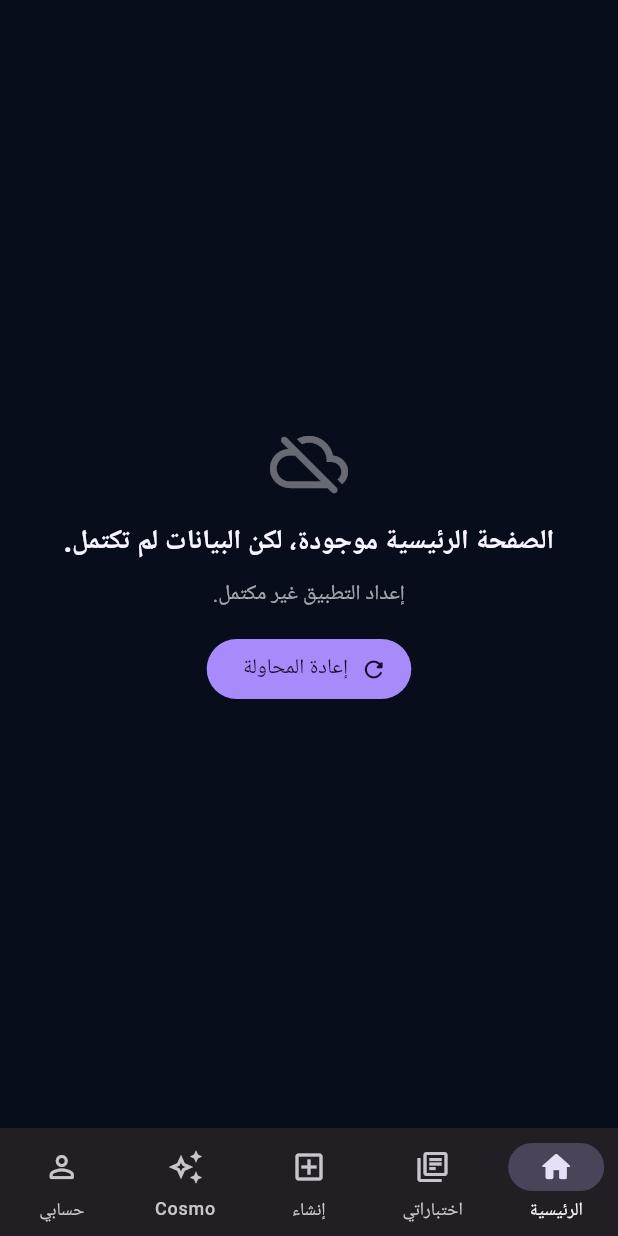
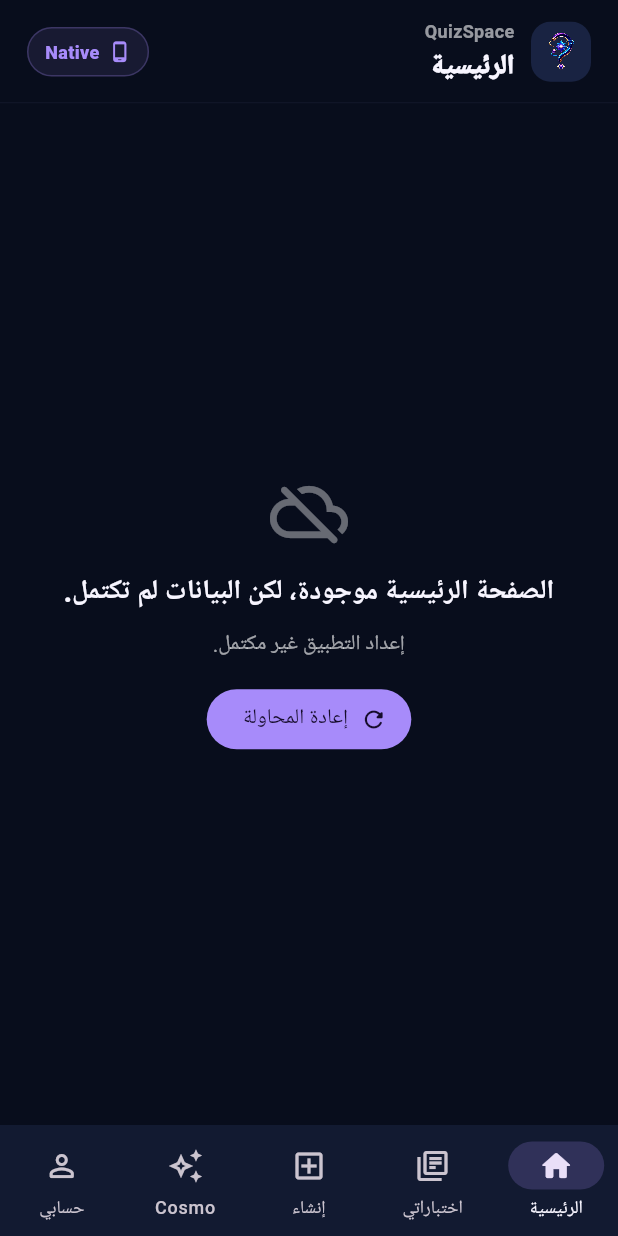
Before and after one commit to koomn1/quiz-space, a Flutter app: the NativeAppShell screen opened directly with empty values, on a phone screen of 412 x 824 dp. Run offline on Flutter 3.47's test engine with Material 3 defaults, Android fonts, the phone set to English and light mode, and no system bars; our stand-ins replace firebase_auth, firebase_core, google_sign_in, package_info_plus, shared_preferences, supabase_flutter; missing offline and left inert: apk_sideload; accounts and stored records are empty; Roboto replaces fonts that are missing (Arial).

Commit message:
fix native Google auth and polish mobile shell

```diff
--- a/mobile_flutter/lib/data/quizspace_repository.dart
+++ b/mobile_flutter/lib/data/quizspace_repository.dart
@@ -142,7 +142,10 @@ class QuizSpaceRepository {
 
   Future<void> signInWithGoogle() async {
     if (!_googleInitialized) {
-      await GoogleSignIn.instance.initialize();
+      const serverClientId = String.fromEnvironment('GOOGLE_SERVER_CLIENT_ID');
+      await GoogleSignIn.instance.initialize(
+        serverClientId: serverClientId.isEmpty ? null : serverClientId,
+      );
       _googleInitialized = true;
     }
 
--- a/mobile_flutter/lib/screens/native_app_shell.dart
+++ b/mobile_flutter/lib/screens/native_app_shell.dart
@@ -1,6 +1,7 @@
 import 'package:flutter/material.dart';
 
 import '../data/quizspace_repository.dart';
+import '../widgets/native_ui.dart';
 import 'cosmo_screen.dart';
 import 'home_screen.dart';
 import 'profile_screen.dart';
@@ -18,6 +19,8 @@ class NativeAppShell extends StatefulWidget {
 
 class _NativeAppShellState extends State<NativeAppShell> {
   int _selectedIndex = 0;
+
+  static const _titles = ['الرئيسية', 'اختباراتي', 'إنشاء اختبار', 'Cosmo', 'حسابي'];
 
   List<Widget> get _pages => [
         HomeScreen(repository: widget.repository, showBottomNavigation: false),
@@ -37,41 +40,75 @@ class _NativeAppShellState extends State<NativeAppShell> {
     return Directionality(
       textDirection: TextDirection.rtl,
       child: Scaffold(
-        body: IndexedStack(index: _selectedIndex, children: _pages),
-        bottomNavigationBar: NavigationBar(
-          selectedIndex: _selectedIndex,
-          onDestinationSelected: _select,
-          height: 72,
-          labelBehavior: NavigationDestinationLabelBehavior.alwaysShow,
-          destinations: const [
-            NavigationDestination(
-              icon: Icon(Icons.home_outlined),
-              selectedIcon: Icon(Icons.home_rounded),
-              label: 'الرئيسية',
-            ),
-            NavigationDestination(
-              icon: Icon(Icons.library_books_outlined),
-              selectedIcon: Icon(Icons.library_books_rounded),
-              label: 'اختباراتي',
-            ),
-            NavigationDestination(
-              icon: Icon(Icons.add_box_outlined),
-              selectedIcon: Icon(Icons.add_box_rounded),
-              label: 'إنشاء',
-            ),
-            NavigationDestination(
-              icon: Icon(Icons.auto_awesome_outlined),
-              selectedIcon: Icon(Icons.auto_awesome_rounded),
-              label: 'Cosmo',
-            ),
-            NavigationDestination(
-              icon: Icon(Icons.person_outline_rounded),
-              selectedIcon: Icon(Icons.person_rounded),
-              label: 'حسابي',
-            ),
-          ],
+        backgroundColor: NativeColors.background,
+        body: SafeArea(
+          bottom: false,
+          child: Column(
+            children: [
+              _NativeTopBar(title: _titles[_selectedIndex]),
+              Expanded(child: IndexedStack(index: _selectedIndex, children: _pages)),
+            ],
+          ),
+        ),
+        bottomNavigationBar: SafeArea(
+          top: false,
+          child: NavigationBar(
+            selectedIndex: _selectedIndex,
+            onDestinationSelected: _select,
+            height: 74,
+            backgroundColor: NativeColors.surface,
+            indicatorColor: NativeColors.primary.withValues(alpha: .2),
+            labelBehavior: NavigationDestinationLabelBehavior.alwaysShow,
+            destinations: const [
+              NavigationDestination(icon: Icon(Icons.home_outlined), selectedIcon: Icon(Icons.home_rounded), label: 'الرئيسية'),
+              NavigationDestination(icon: Icon(Icons.library_books_outlined), selectedIcon: Icon(Icons.library_books_rounded), label: 'اختباراتي'),
+              NavigationDestination(icon: Icon(Icons.add_box_outlined), selectedIcon: Icon(Icons.add_box_rounded), label: 'إنشاء'),
+              NavigationDestination(icon: Icon(Icons.auto_awesome_outlined), selectedIcon: Icon(Icons.auto_awesome_rounded), label: 'Cosmo'),
+              NavigationDestination(icon: Icon(Icons.person_outline_rounded), selectedIcon: Icon(Icons.person_rounded), label: 'حسابي'),
+            ],
+          ),
         ),
       ),
     );
   }
 }
+
+class _NativeTopBar extends StatelessWidget {
+  const _NativeTopBar({required this.title});
+
+  final String title;
+
+  @override
+  Widget build(BuildContext context) {
+    return Container(
+      padding: const EdgeInsets.fromLTRB(18, 12, 18, 11),
+      decoration: const BoxDecoration(
+        color: NativeColors.background,
+        border: Border(bottom: BorderSide(color: NativeColors.border)),
+      ),
+      child: Row(
+        children: [
+          Container(
+            width: 40,
+            height: 40,
+            padding: const EdgeInsets.all(6),
+            decoration: BoxDecoration(color: NativeColors.surfaceRaised, borderRadius: BorderRadius.circular(13)),
+            child: Image.asset('assets/quizspace-logo.webp', filterQuality: FilterQuality.high),
+          ),
+          const SizedBox(width: 11),
+          Expanded(
+            child: Column(
+              crossAxisAlignment: CrossAxisAlignment.start,
+              children: [
+                Text('QuizSpace', style: TextStyle(color: Colors.white.withValues(alpha: .58), fontSize: 12, fontWeight: FontWeight.w700)),
+                const SizedBox(height: 2),
+                Text(title, style: const TextStyle(fontSize: 18, fontWeight: FontWeight.w900)),
+              ],
+            ),
+          ),
+          const NativeStatusPill(label: 'Native', icon: Icons.phone_android_rounded, color: NativeColors.primary),
+        ],
+      ),
+    );
+  }
+}
```
Also changed, not shown: mobile_flutter/lib/screens/auth_screen.dart (+24 -0 lines), mobile_flutter/lib/screens/home_screen.dart (+36 -19 lines), mobile_flutter/lib/screens/profile_screen.dart (+20 -32 lines), mobile_flutter/lib/widgets/native_ui.dart (added, +133 -0 lines), 3 other files.
